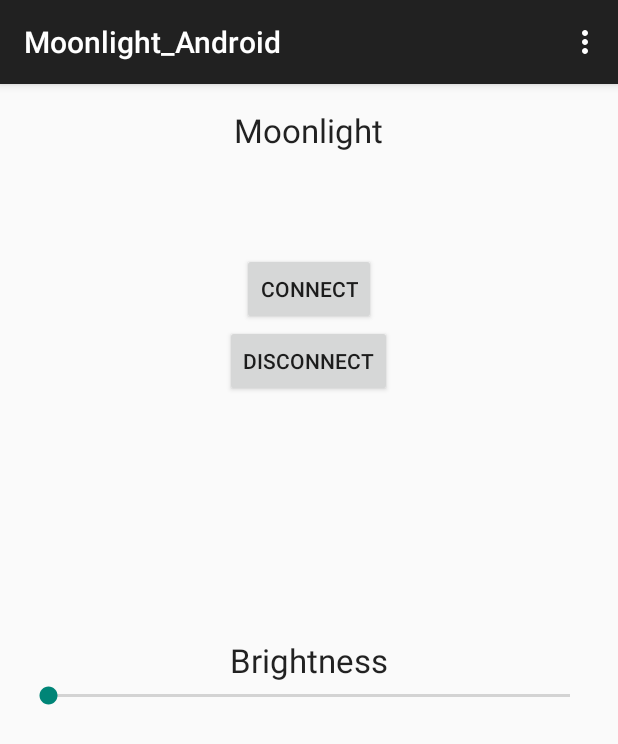
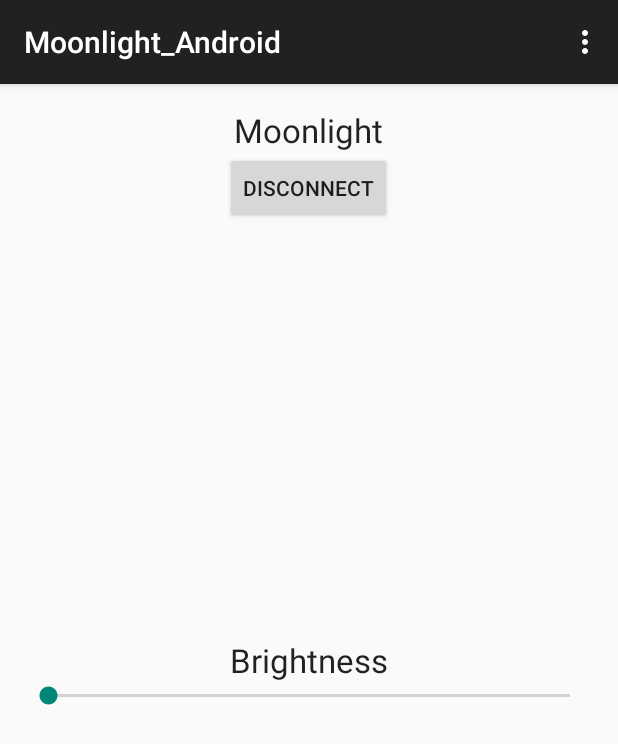
Before and after one commit to reymatias/Moonlight, an Android app: the screen it shows after launch (MainActivity), on a phone screen of 412 x 824 dp. Shown: the top 744 px of the screen. Run offline under Robolectric (Android 15) with nearby library versions, the phone set to English and light mode, and no system bars.

Commit message:
added comment in test.txt

```diff
--- a/Android/Moonlight_Android/app/src/main/res/layout/activity_main.xml
+++ b/Android/Moonlight_Android/app/src/main/res/layout/activity_main.xml
@@ -4,15 +4,6 @@
     android:paddingRight="@dimen/activity_horizontal_margin"
     android:paddingTop="@dimen/activity_vertical_margin"
     android:paddingBottom="@dimen/activity_vertical_margin" tools:context=".MainActivity">
-
-    <Button
-        android:layout_width="wrap_content"
-        android:layout_height="wrap_content"
-        android:text="Connect"
-        android:id="@+id/button"
-        android:layout_marginTop="67dp"
-        android:layout_below="@+id/textView"
-        android:layout_centerHorizontal="true" />
 
     <SeekBar
         android:layout_width="wrap_content"
@@ -36,8 +27,8 @@
         android:layout_height="wrap_content"
         android:text="Disconnect"
         android:id="@+id/button2"
-        android:layout_below="@+id/button"
-        android:layout_centerHorizontal="true" />
+        android:layout_centerHorizontal="true"
+        android:layout_below="@+id/textView" />
 
     <TextView
         android:layout_width="wrap_content"
```
Also changed, not shown: 3 other files.
